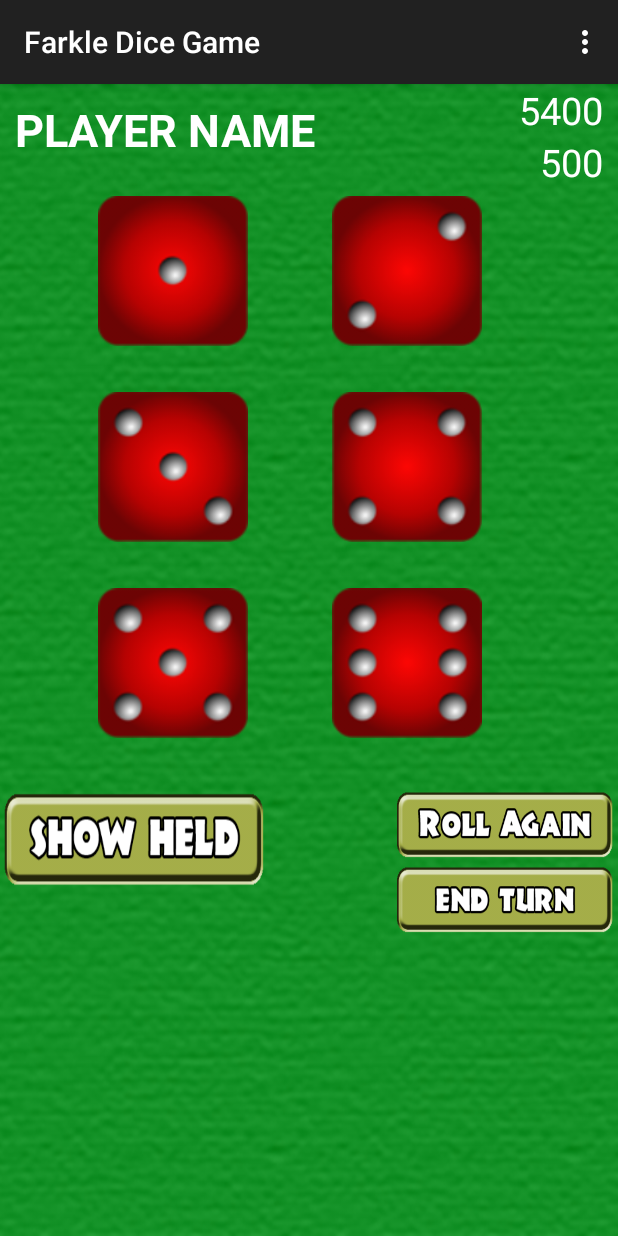
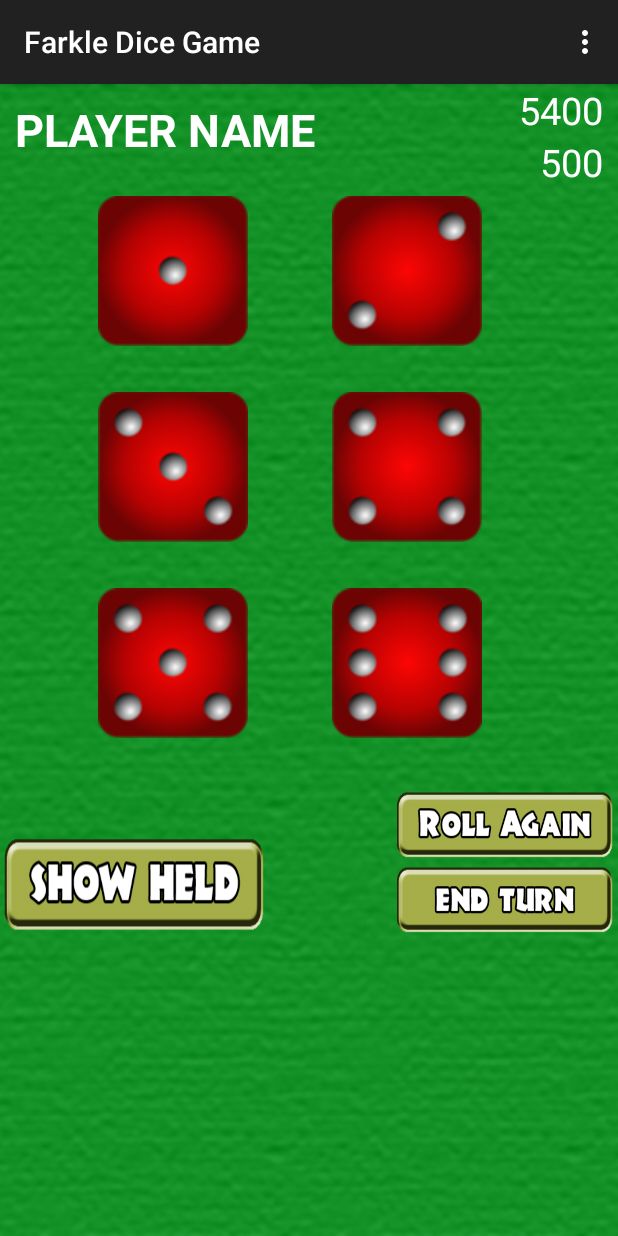
Before and after one commit to hana9235/farkle-app, an Android app: the Play screen opened directly, with no data from a screen before it, on a phone screen of 412 x 824 dp. Run offline under Robolectric (Android 15) with nearby library versions, the phone set to English and light mode, and no system bars.

Commit message:
make button jump to winner screen, fix bug in winner screen causing nullptr error

```diff
--- a/android/app/src/main/java/csc567_group_project/com/farkledicegame/Play.java
+++ b/android/app/src/main/java/csc567_group_project/com/farkledicegame/Play.java
@@ -4,10 +4,12 @@ import android.content.Intent;
 import android.os.Bundle;
 import android.support.v7.app.ActionBarActivity;
 import android.view.Menu;
+import android.view.View;
 import android.widget.Button;
 import android.widget.GridLayout;
 import android.widget.ImageButton;
 import android.widget.TextView;
+import android.widget.Toast;
 
 import java.util.ArrayList;
 
@@ -38,13 +40,22 @@ public class Play extends ActionBarActivity {
         endTurn = (ImageButton) findViewById(R.id.endTurn);
         showHeld = (ImageButton) findViewById(R.id.showHeld);
 
-        Intent fromSetup= getIntent();
+        Intent fromSetup = getIntent();
         int totalPlayers = fromSetup.getIntExtra("TOTAL", 2); // default value is two players (1 human, 1 AI)
         int numHumans = fromSetup.getIntExtra("NUMHUMANS", 1); // default to 1 human out of 2 players
 
         ArrayList<Player> players = createPlayers(totalPlayers, numHumans);
         //updateScreen(players, currentPlayer, );
         Game farkle = new Game(players);
+        Toast.makeText(this, "TOTAL PLAYERS = " + totalPlayers, Toast.LENGTH_LONG).show();
+
+        showHeld.setOnClickListener(new View.OnClickListener() {
+            @Override
+            public void onClick(View v) {
+                // just a test to make sure the winner screen is accessible
+                toWinner();
+            }
+        });
         //farkle.play();
         // START THREAD FOR farkle.play();
         // GET UPDATES FROM THE GAME CODE AS IT GOES
@@ -76,4 +87,8 @@ public class Play extends ActionBarActivity {
     }
 
 
+    public void toWinner() {
+        Intent toWinner = new Intent(this, Winner.class);
+        startActivity(toWinner);
+    }
 }
--- a/android/app/src/main/res/layout/play.xml
+++ b/android/app/src/main/res/layout/play.xml
@@ -138,7 +138,9 @@
 
     <LinearLayout
         android:layout_width="fill_parent"
-        android:layout_height="wrap_content">
+        android:layout_height="wrap_content"
+        android:layout_gravity="bottom"
+        android:gravity="bottom">
 
 
         <ImageButton
@@ -155,7 +157,7 @@
             android:layout_height="wrap_content"
             android:orientation="vertical"
 
-            android:gravity="right">
+            android:gravity="end">
         <ImageButton
             android:layout_width="150dp"
             android:layout_height="50dp"
--- a/android/app/src/main/res/layout/winner.xml
+++ b/android/app/src/main/res/layout/winner.xml
@@ -12,12 +12,13 @@
             android:layout_width="300dp"
             android:layout_height="400dp"
             android:layout_margin="0dp"
-            android:background="#000000">
+            android:background="#000000"
+            android:id="@+id/winners">
 
             </ListView>
 
         <ImageButton
-            android:id="@+id/returnToStart"
+            android:id="@+id/return_to_start"
             android:layout_width="280dp"
             android:layout_height="100dp"
             android:contentDescription="Start a new game"
```
Also changed, not shown: android/app/src/main/java/csc567_group_project/com/farkledicegame/Winner.java (+26 -3 lines).
